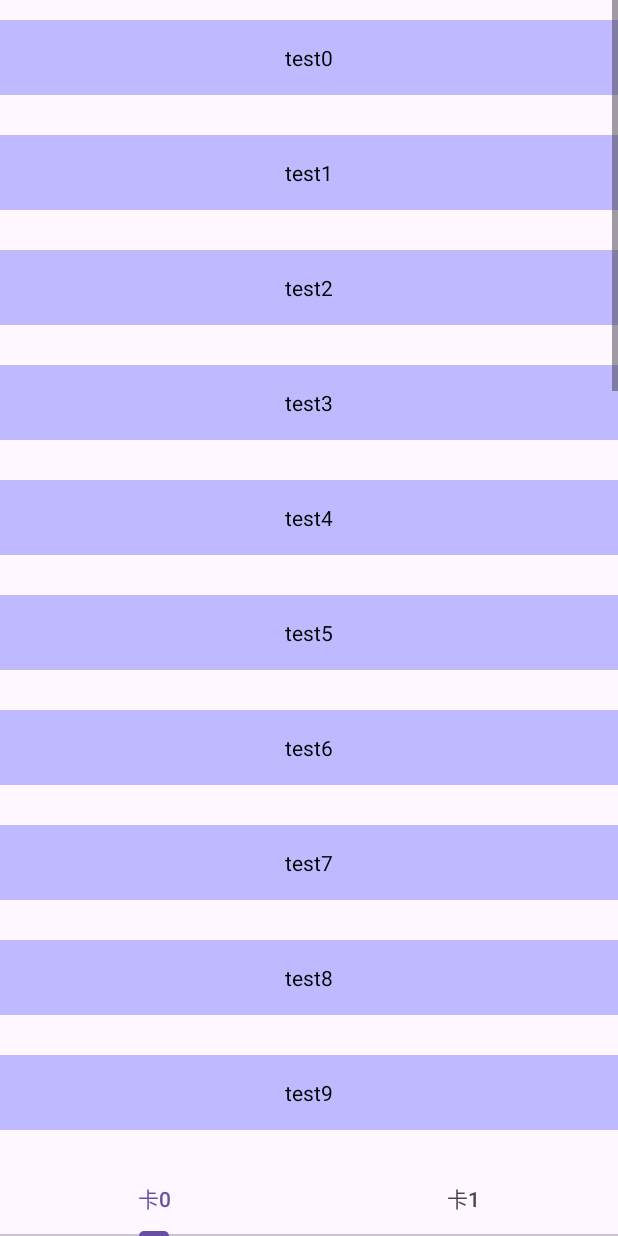
After one commit to wjianchen13/ViewPager2Demo, an Android app: the TestActivity3 screen opened directly, with no data from a screen before it, on a phone screen of 412 x 824 dp. The commit adds this screen. Run offline under Robolectric (Android 15) with nearby library versions, the phone set to English and light mode, and no system bars.

Commit message:
ViewPager2 RecyclerView滑动冲突

```diff
--- a/app/src/main/AndroidManifest.xml
+++ b/app/src/main/AndroidManifest.xml
@@ -24,6 +24,9 @@
         </activity>
         <activity android:name=".test1.TestActivity1" />
         <activity android:name=".test2.TestActivity2" />
+        <activity android:name=".test3.TestActivity3" />
+
+
 
     </application>
 
--- /dev/null
+++ b/app/src/main/java/com/example/viewpager2demo/test3/TestActivity3.java
@@ -0,0 +1,38 @@
+package com.example.viewpager2demo.test3;
+
+import android.os.Bundle;
+
+import androidx.annotation.NonNull;
+import androidx.appcompat.app.AppCompatActivity;
+import androidx.fragment.app.Fragment;
+import androidx.viewpager2.widget.ViewPager2;
+
+import com.example.viewpager2demo.R;
+import com.google.android.material.tabs.TabLayout;
+import com.google.android.material.tabs.TabLayoutMediator;
+
+/**
+ * ViewPager2 RecyclerView 事件冲突处理
+ */
+public class TestActivity3 extends AppCompatActivity {
+
+    @Override
+    protected void onCreate(Bundle savedInstanceState) {
+        super.onCreate(savedInstanceState);
+        setContentView(R.layout.activity_test3);
+
+        ViewPager2 vp = findViewById(R.id.vp2);
+        vp.setOffscreenPageLimit(1);
+        TestFragmentAdapter adapter = new TestFragmentAdapter(this, 2);
+        vp.setAdapter(adapter);
+        TabLayout tabLayout = findViewById(R.id.tablayout);
+        TabLayoutMediator tabLayoutMediator = new TabLayoutMediator(tabLayout, vp, new TabLayoutMediator.TabConfigurationStrategy() {
+            @Override
+            public void onConfigureTab(@NonNull TabLayout.Tab tab, int position) {
+                tab.setText("卡" + position);
+            }
+        });
+        tabLayoutMediator.attach();
+    }
+
+}
--- /dev/null
+++ b/app/src/main/java/com/example/viewpager2demo/test3/TestAdapter3.java
@@ -0,0 +1,51 @@
+package com.example.viewpager2demo.test3;
+
+import android.view.View;
+import android.view.ViewGroup;
+import android.widget.TextView;
+
+import androidx.recyclerview.widget.RecyclerView;
+
+import com.example.viewpager2demo.R;
+
+import java.util.List;
+
+/**
+ * test
+ */
+public class TestAdapter3 extends RecyclerView.Adapter<TestAdapter3.ViewHolder>{
+
+    private List<String> mDataset;
+
+    public TestAdapter3(List<String> dataset) {
+        super();
+        mDataset = dataset;
+    }
+
+    @Override
+    public ViewHolder onCreateViewHolder(ViewGroup viewGroup, int i) {
+        View view = View.inflate(viewGroup.getContext(), R.layout.item_test3, null);
+        ViewHolder holder = new ViewHolder(view);
+        return holder;
+    }
+
+    @Override
+    public void onBindViewHolder(ViewHolder viewHolder, int i) {
+        viewHolder.tvTest.setText(mDataset.get(i));
+    }
+
+    @Override
+    public int getItemCount() {
+        return mDataset.size();
+    }
+
+    public static class ViewHolder extends RecyclerView.ViewHolder{
+
+        public TextView tvTest;
+
+        public ViewHolder(View itemView) {
+            super(itemView);
+            tvTest = (TextView) itemView.findViewById(R.id.tv_test);
+        }
+    }
+}
--- /dev/null
+++ b/app/src/main/java/com/example/viewpager2demo/test3/TestFragment3.java
@@ -0,0 +1,131 @@
+package com.example.viewpager2demo.test3;
+
+import android.graphics.Rect;
+import android.os.Bundle;
+import android.util.Log;
+import android.view.LayoutInflater;
+import android.view.View;
+import android.view.ViewGroup;
+
+import androidx.annotation.NonNull;
+import androidx.annotation.Nullable;
+import androidx.fragment.app.Fragment;
+import androidx.recyclerview.widget.LinearLayoutManager;
+import androidx.recyclerview.widget.RecyclerView;
+
+import com.example.viewpager2demo.R;
+
+import java.util.ArrayList;
+import java.util.List;
+
+public class TestFragment3 extends Fragment {
+    private boolean bUserVisible = false;
+
+    private String tag = null;
+    private String LOG = "生命周期->";
+    private RecyclerView rvTest;
+    private TestAdapter3 adapter;
+    private List<String> datas = new ArrayList<>();
+
+    private LinearLayoutManager layoutManager;
+
+    public TestFragment3(String tag) {
+        this.tag = tag;
+    }
+
+    @Override
+    public void onCreate(@Nullable Bundle savedInstanceState) {
+        super.onCreate(savedInstanceState);
+        Log.d(LOG + tag, "onCreate");
+    }
+
+    @Nullable
+    @Override
+    public View onCreateView(@NonNull LayoutInflater inflater, @Nullable ViewGroup container, @Nullable Bundle savedInstanceState) {
+        View view = inflater.inflate(R.layout.view_test_fragment3, container, false);
+        rvTest = view.findViewById(R.id.rv_test);
+        initRv();
+        return view;
+    }
+
+    public void initRv(){
+        layoutManager = new LinearLayoutManager(getActivity());
+        layoutManager.setOrientation(LinearLayoutManager.VERTICAL);
+        rvTest.setLayoutManager(layoutManager);
+        rvTest.addItemDecoration(new RecyclerView.ItemDecoration() {
+            @Override
+            public void getItemOffsets(Rect outRect, View view, RecyclerView parent, RecyclerView.State state) {
+                outRect.top = 20;
+                outRect.bottom = 20;
+            }
+        });
+        for(int i = 0; i < 30; i ++) {
+            datas.add("test" + i);
+        }
+        adapter = new TestAdapter3(datas);
+        rvTest.setAdapter(adapter);
+    }
+
+    @Override
+    public void onActivityCreated(@Nullable Bundle savedInstanceState) {
+        super.onActivityCreated(savedInstanceState);
+        Log.d(LOG + tag, "onActivityCreated");
+    }
+
+    @Override
+    public void onViewCreated(@NonNull View view, @Nullable Bundle savedInstanceState) {
+        super.onViewCreated(view, savedInstanceState);
+        Log.d(LOG + tag, "onViewCreated");
+    }
+
+    @Override
+    public void onStart() {
+        super.onStart();
+        Log.d(LOG + tag, "onStart");
+    }
+
+    @Override
+    public void onResume() {
+        super.onResume();
+        Log.d(LOG + tag, "onResume");
+
+        //当前Fragment用户可见了
+        //可以启动网络加载或绘图工作了。
+        bUserVisible = true;
+    }
+
+    @Override
+    public void onPause() {
+        super.onPause();
+        Log.d(LOG + tag, "onPause");
+
+        // 当前Fragment用户不可见了，
+        // 如果有网络数据加载或绘图工作，可以停止了。
+        bUserVisible = false;
+    }
+
+    @Override
+    public void onStop() {
+        super.onStop();
+        Log.d(LOG + tag, "onStop");
+    }
+
+    @Override
+    public void onDestroy() {
+        super.onDestroy();
+        Log.d(LOG + tag, "onDestroy");
+    }
+
+    public String getTabTag() {
+        return tag;
+    }
+
+    /**
+     * 当前Fragment是否可见（用户在手机屏幕看得见？）。
+     *
+     * @return
+     */
+    public boolean isCurFragmentVisible() {
+        return bUserVisible;
+    }
+}
--- /dev/null
+++ b/app/src/main/java/com/example/viewpager2demo/test3/TestFragmentAdapter.java
@@ -0,0 +1,33 @@
+package com.example.viewpager2demo.test3;
+
+import androidx.annotation.NonNull;
+import androidx.fragment.app.Fragment;
+import androidx.fragment.app.FragmentActivity;
+import androidx.viewpager2.adapter.FragmentStateAdapter;
+
+import com.example.viewpager2demo.test1.TestFragment1;
+
+class TestFragmentAdapter extends FragmentStateAdapter {
+
+    private int mSize;
+
+    public TestFragmentAdapter(@NonNull FragmentActivity fragmentActivity, int size) {
+        super(fragmentActivity);
+        this.mSize = size;
+    }
+
+    @NonNull
+    @Override
+    public Fragment createFragment(int position) {
+        if(position == 1) {
+            return new TestFragment3("卡" + 1);
+        } else {
+            return new TestFragment3("卡" + 0);
+        }
+    }
+
+    @Override
+    public int getItemCount() {
+        return mSize;
+    }
+}
--- /dev/null
+++ b/app/src/main/res/layout/activity_test3.xml
@@ -0,0 +1,19 @@
+<?xml version="1.0" encoding="utf-8"?>
+<LinearLayout xmlns:android="http://schemas.android.com/apk/res/android"
+    android:layout_width="match_parent"
+    android:layout_height="match_parent"
+    android:orientation="vertical">
+
+    <androidx.viewpager2.widget.ViewPager2
+        android:id="@+id/vp2"
+        android:layout_width="match_parent"
+        android:layout_height="0dp"
+        android:layout_weight="1"
+        android:orientation="horizontal" />
+
+    <com.google.android.material.tabs.TabLayout
+        android:id="@+id/tablayout"
+        android:layout_width="match_parent"
+        android:layout_height="50dp" />
+
+</LinearLayout>
--- /dev/null
+++ b/app/src/main/res/layout/item_test3.xml
@@ -0,0 +1,16 @@
+<?xml version="1.0" encoding="utf-8"?>
+<RelativeLayout xmlns:android="http://schemas.android.com/apk/res/android"
+    xmlns:tools="http://schemas.android.com/tools"
+    android:layout_width="match_parent"
+    android:layout_height="wrap_content"
+    android:background="#3f0000ff">
+
+    <TextView
+        android:id="@+id/tv_test"
+        android:layout_width="match_parent"
+        android:layout_height="50dp"
+        android:gravity="center"
+        android:textColor="#000000"
+        android:scrollbars="vertical" />
+
+</RelativeLayout>
--- /dev/null
+++ b/app/src/main/res/layout/view_test_fragment3.xml
@@ -0,0 +1,13 @@
+<?xml version="1.0" encoding="utf-8"?>
+<RelativeLayout xmlns:android="http://schemas.android.com/apk/res/android"
+    xmlns:tools="http://schemas.android.com/tools"
+    android:layout_width="match_parent"
+    android:layout_height="match_parent" >
+
+    <com.example.viewpager2demo.test3.MyRecyclerView
+        android:id="@+id/rv_test"
+        android:layout_width="match_parent"
+        android:layout_height="match_parent"
+        android:scrollbars="vertical" />
+
+</RelativeLayout>
```
Also changed, not shown: app/src/main/java/com/example/viewpager2demo/MainActivity.java (+9 -0 lines), app/src/main/java/com/example/viewpager2demo/test3/MyRecyclerView.java (added, +59 -0 lines), app/src/main/res/layout/activity_main.xml (+8 -0 lines), app/src/main/res/layout/activity_test2.xml (+10 -10 lines).
